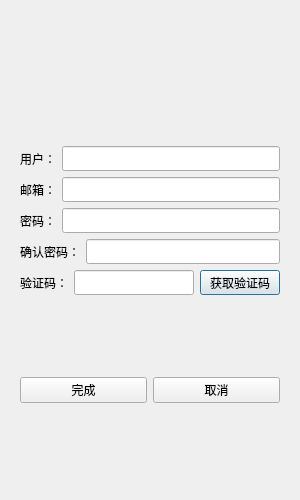
Qt form Clients/GuChat/registerdialog.ui (Lenis0/GuChat) before a commit.
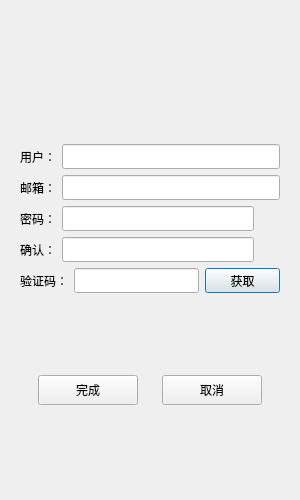
The same form after that commit. Custom widgets are drawn as their Qt base class.

Diff of the .ui file:
```diff
--- a/Clients/GuChat/registerdialog.ui
+++ b/Clients/GuChat/registerdialog.ui
@@ -188,6 +188,28 @@
              </property>
             </widget>
            </item>
+           <item>
+            <widget class="ClickableLabel" name="passwd_visible">
+             <property name="minimumSize">
+              <size>
+               <width>20</width>
+               <height>20</height>
+              </size>
+             </property>
+             <property name="maximumSize">
+              <size>
+               <width>20</width>
+               <height>20</height>
+              </size>
+             </property>
+             <property name="cursor">
+              <cursorShape>PointingHandCursor</cursorShape>
+             </property>
+             <property name="text">
+              <string/>
+             </property>
+            </widget>
+           </item>
           </layout>
          </item>
          <item>
@@ -207,7 +229,7 @@
               </size>
              </property>
              <property name="text">
-              <string>确认密码：</string>
+              <string>确认：</string>
              </property>
             </widget>
            </item>
@@ -227,6 +249,28 @@
              </property>
             </widget>
            </item>
+           <item>
+            <widget class="ClickableLabel" name="repasswd_visible">
+             <property name="minimumSize">
+              <size>
+               <width>20</width>
+               <height>20</height>
+              </size>
+             </property>
+             <property name="maximumSize">
+              <size>
+               <width>20</width>
+               <height>20</height>
+              </size>
+             </property>
+             <property name="cursor">
+              <cursorShape>PointingHandCursor</cursorShape>
+             </property>
+             <property name="text">
+              <string/>
+             </property>
+            </widget>
+           </item>
           </layout>
          </item>
          <item>
@@ -270,18 +314,18 @@
             <widget class="QPushButton" name="verifycode_btn">
              <property name="minimumSize">
               <size>
-               <width>0</width>
+               <width>75</width>
                <height>25</height>
               </size>
              </property>
              <property name="maximumSize">
               <size>
-               <width>16777215</width>
+               <width>75</width>
                <height>25</height>
               </size>
              </property>
              <property name="text">
-              <string>获取验证码</string>
+              <string>获取</string>
              </property>
             </widget>
            </item>
@@ -304,6 +348,18 @@
           <layout class="QHBoxLayout" name="horizontalLayout_6">
            <item>
             <widget class="QPushButton" name="confirm_btn">
+             <property name="minimumSize">
+              <size>
+               <width>100</width>
+               <height>30</height>
+              </size>
+             </property>
+             <property name="maximumSize">
+              <size>
+               <width>100</width>
+               <height>30</height>
+              </size>
+             </property>
              <property name="text">
               <string>完成</string>
              </property>
@@ -311,6 +367,18 @@
            </item>
            <item>
             <widget class="QPushButton" name="cancel_btn">
+             <property name="minimumSize">
+              <size>
+               <width>100</width>
+               <height>30</height>
+              </size>
+             </property>
+             <property name="maximumSize">
+              <size>
+               <width>100</width>
+               <height>30</height>
+              </size>
+             </property>
              <property name="text">
               <string>取消</string>
              </property>
@@ -340,6 +408,18 @@
    </item>
   </layout>
  </widget>
+ <customwidgets>
+  <customwidget>
+   <class>TimerBtn</class>
+   <extends>QPushButton</extends>
+   <header>timerbtn.h</header>
+  </customwidget>
+  <customwidget>
+   <class>ClickableLabel</class>
+   <extends>QLabel</extends>
+   <header>clickablelabel.h</header>
+  </customwidget>
+ </customwidgets>
  <resources/>
  <connections/>
 </ui>
```
Left out of the diff: 2 changed lines with no effect on the pictures.
